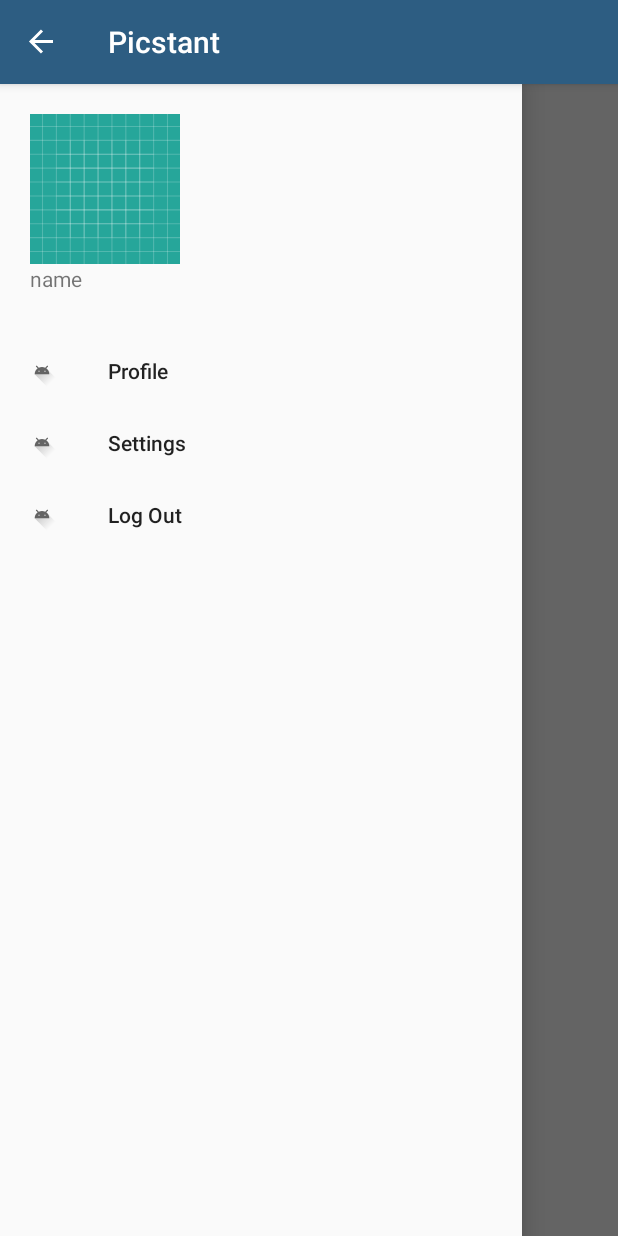
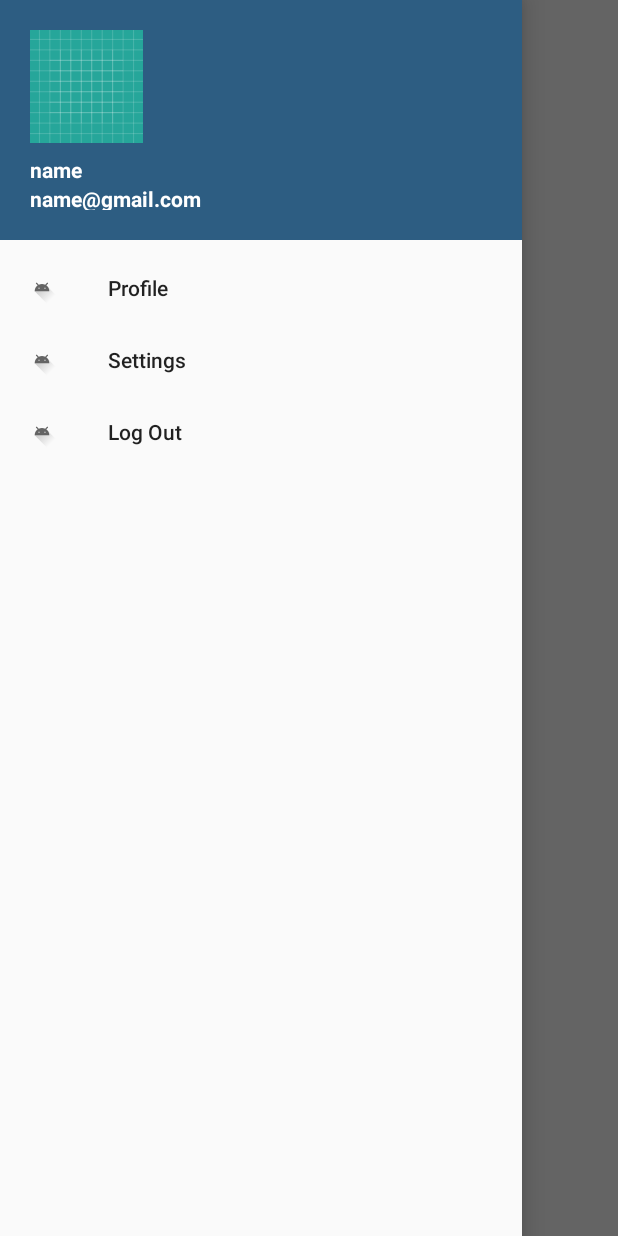
Before and after one commit to KevCrisanto/picstant, an Android app: the screen it shows after launch (MainActivity), in the side drawer, after a tap on "Settings", on a phone screen of 412 x 824 dp. Run offline under Robolectric (Android 15) with nearby library versions, the phone set to English and light mode, and no system bars; 1 statement that could not run was skipped.

Commit message:
Redesigned nav header and added listener

```diff
--- a/app/src/main/java/com/crisanto/kevin/picstant/MainActivity.java
+++ b/app/src/main/java/com/crisanto/kevin/picstant/MainActivity.java
@@ -1,26 +1,51 @@
 package com.crisanto.kevin.picstant;
 
+import android.support.annotation.NonNull;
+import android.support.design.widget.NavigationView;
 import android.support.v4.widget.DrawerLayout;
 import android.support.v7.app.ActionBarDrawerToggle;
 import android.support.v7.app.AppCompatActivity;
 import android.os.Bundle;
 import android.view.MenuItem;
+import android.widget.Toast;
 
 public class MainActivity extends AppCompatActivity {
 
     DrawerLayout mDrawerLayout;
     ActionBarDrawerToggle mActionDrawerToggle;
+    NavigationView mNavigationView;
     @Override
     protected void onCreate(Bundle savedInstanceState) {
         super.onCreate(savedInstanceState);
         setContentView(R.layout.activity_main);
 
+        // Layout variables
         mDrawerLayout = findViewById(R.id.main_drawer_layout);
+        mNavigationView = findViewById(R.id.main_nav_view);
         mActionDrawerToggle = new ActionBarDrawerToggle( this, mDrawerLayout, R.string.open, R.string.close);
         mDrawerLayout.addDrawerListener(mActionDrawerToggle);
         mActionDrawerToggle.syncState();
         getSupportActionBar().setDisplayHomeAsUpEnabled(true);
 
+        // listener for navigation view
+        mNavigationView.setNavigationItemSelectedListener(new NavigationView.OnNavigationItemSelectedListener() {
+            @Override
+            public boolean onNavigationItemSelected(@NonNull MenuItem item) {
+                if (item.getItemId() == R.id.profile) {
+                    Toast.makeText(MainActivity.this, "Profile", Toast.LENGTH_LONG).show();
+                    return true;
+                } else if(item.getItemId() == R.id.settings) {
+                    Toast.makeText(MainActivity.this, "Settings", Toast.LENGTH_LONG).show();
+                    return true;
+                } else if(item.getItemId() == R.id.logout) {
+                    Toast.makeText(MainActivity.this, "Logout", Toast.LENGTH_LONG).show();
+                    return true;
+                } else{
+                    Toast.makeText(MainActivity.this, "Error", Toast.LENGTH_LONG).show();
+                }
+                return false;
+            }
+        });
     }
 
     @Override
--- a/app/src/main/res/layout/activity_main.xml
+++ b/app/src/main/res/layout/activity_main.xml
@@ -17,6 +17,7 @@
         app:menu="@menu/nav_menu"
         android:layout_gravity="start"
         app:headerLayout="@layout/nav_header"
+        android:id="@+id/main_nav_view"
         >
 
     </android.support.design.widget.NavigationView>
--- a/app/src/main/res/layout/nav_header.xml
+++ b/app/src/main/res/layout/nav_header.xml
@@ -1,21 +1,31 @@
 <?xml version="1.0" encoding="utf-8"?>
-<RelativeLayout
+<LinearLayout
     xmlns:android="http://schemas.android.com/apk/res/android"
+    android:orientation="vertical"
     android:layout_width="match_parent"
-    android:layout_height="wrap_content"
-    android:layout_margin="20dp"
+    android:layout_height="160dp"
+    android:background="@color/colorPrimary"
+    android:padding="20dp"
     >
 
     <ImageView
-        android:layout_width="100dp"
-        android:layout_height="100dp"
+        android:layout_width="75dp"
+        android:layout_height="75dp"
         android:src="@drawable/ic_launcher_background"
         android:id="@+id/user_iv"/>
 
     <TextView
         android:layout_width="wrap_content"
         android:layout_height="wrap_content"
-        android:layout_below="@+id/user_iv"
-        android:text="name"/>
+        android:text="name"
+        android:textColor="@color/colorWhite"
+        android:textStyle="bold"
+        android:layout_marginTop="8dp"/>
+    <TextView
+        android:layout_width="wrap_content"
+        android:layout_height="wrap_content"
+        android:text="name@gmail.com"
+        android:textColor="@color/colorWhite"
+        android:textStyle="bold"/>
 
-</RelativeLayout>
+</LinearLayout>
--- a/app/src/main/res/values/colors.xml
+++ b/app/src/main/res/values/colors.xml
@@ -3,4 +3,5 @@
     <color name="colorPrimary">#2D5D82</color>
     <color name="colorPrimaryDark">#21425D</color>
     <color name="colorAccent">#01BCD5</color>
+    <color name="colorWhite">#FFF</color>
 </resources>
--- a/app/src/main/res/values/styles.xml
+++ b/app/src/main/res/values/styles.xml
@@ -1,7 +1,7 @@
 <resources>
 
     <!-- Base application theme. -->
-    <style name="AppTheme" parent="Theme.AppCompat.Light.DarkActionBar">
+    <style name="AppTheme" parent="Theme.AppCompat.Light.NoActionBar">
         <!-- Customize your theme here. -->
         <item name="colorPrimary">@color/colorPrimary</item>
         <item name="colorPrimaryDark">@color/colorPrimaryDark</item>
```
